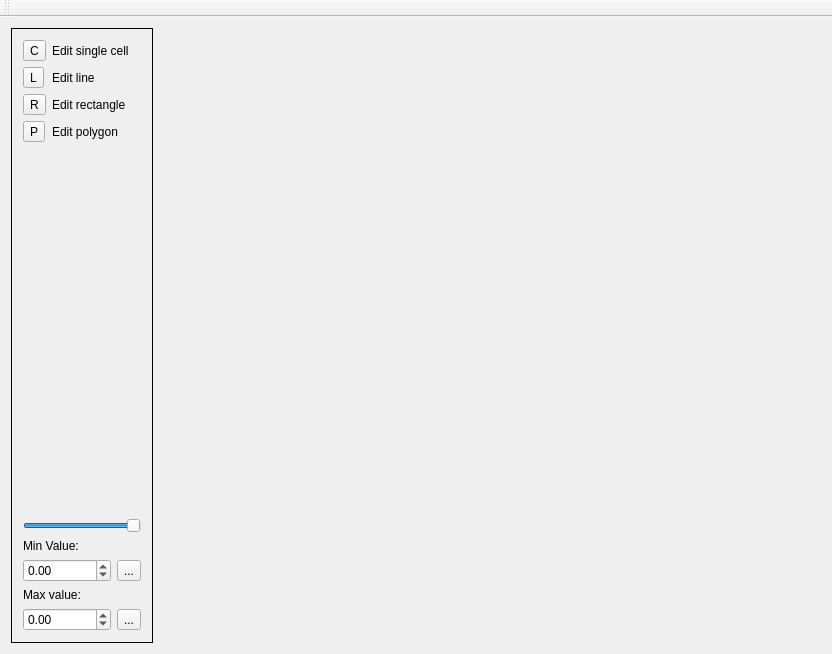
Above: mainwindow.ui from vjetten/MapEdit before the change. Below: the same form after it.
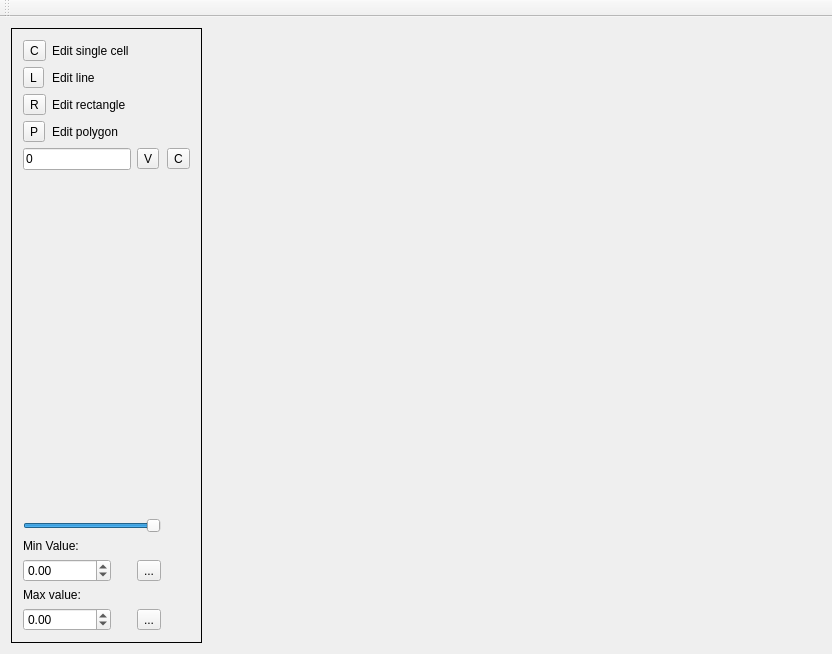
That is the form after the change.

```diff
--- a/mainwindow.ui
+++ b/mainwindow.ui
@@ -30,23 +30,6 @@
        <enum>QFrame::Plain</enum>
       </property>
       <layout class="QGridLayout" name="gridLayout">
-       <item row="0" column="0">
-        <widget class="QToolButton" name="toolButton_editCell">
-         <property name="text">
-          <string>C</string>
-         </property>
-         <property name="checkable">
-          <bool>true</bool>
-         </property>
-        </widget>
-       </item>
-       <item row="0" column="1" colspan="2">
-        <widget class="QLabel" name="label_3">
-         <property name="text">
-          <string>Edit single cell</string>
-         </property>
-        </widget>
-       </item>
        <item row="1" column="0">
         <widget class="QToolButton" name="toolButton_editLine">
          <property name="text">
@@ -57,61 +40,30 @@
          </property>
         </widget>
        </item>
-       <item row="1" column="1" colspan="2">
-        <widget class="QLabel" name="label_4">
+       <item row="8" column="2">
+        <widget class="QToolButton" name="toolButtonResetMin">
          <property name="text">
-          <string>Edit line</string>
+          <string>...</string>
          </property>
         </widget>
        </item>
-       <item row="2" column="0">
-        <widget class="QToolButton" name="toolButton_editRectangle">
-         <property name="text">
-          <string>R</string>
+       <item row="4" column="0" colspan="2">
+        <widget class="QLineEdit" name="lineEdit_Value">
+         <property name="sizePolicy">
+          <sizepolicy hsizetype="Fixed" vsizetype="Fixed">
+           <horstretch>0</horstretch>
+           <verstretch>0</verstretch>
+          </sizepolicy>
          </property>
-         <property name="checkable">
-          <bool>true</bool>
+         <property name="inputMask">
+          <string/>
          </property>
-        </widget>
-       </item>
-       <item row="2" column="1" colspan="2">
-        <widget class="QLabel" name="label_5">
          <property name="text">
-          <string>Edit rectangle</string>
+          <string>0</string>
          </property>
         </widget>
        </item>
-       <item row="3" column="0">
-        <widget class="QToolButton" name="toolButton_editPolygon">
-         <property name="text">
-          <string>P</string>
-         </property>
-         <property name="checkable">
-          <bool>true</bool>
-         </property>
-        </widget>
-       </item>
-       <item row="3" column="1" colspan="2">
-        <widget class="QLabel" name="label_6">
-         <property name="text">
-          <string>Edit polygon</string>
-         </property>
-        </widget>
-       </item>
-       <item row="4" column="0">
-        <spacer name="verticalSpacer">
-         <property name="orientation">
-          <enum>Qt::Vertical</enum>
-         </property>
-         <property name="sizeHint" stdset="0">
-          <size>
-           <width>20</width>
-           <height>40</height>
-          </size>
-         </property>
-        </spacer>
-       </item>
-       <item row="5" column="0" colspan="3">
+       <item row="6" column="0" colspan="3">
         <widget class="QSlider" name="transparency">
          <property name="sizePolicy">
           <sizepolicy hsizetype="Preferred" vsizetype="Fixed">
@@ -133,47 +85,31 @@
          </property>
         </widget>
        </item>
-       <item row="6" column="0" colspan="3">
+       <item row="0" column="0">
+        <widget class="QToolButton" name="toolButton_editCell">
+         <property name="text">
+          <string>C</string>
+         </property>
+         <property name="checkable">
+          <bool>true</bool>
+         </property>
+        </widget>
+       </item>
+       <item row="7" column="0" colspan="3">
         <widget class="QLabel" name="label">
          <property name="text">
           <string>Min Value:</string>
          </property>
         </widget>
        </item>
-       <item row="7" column="0" colspan="2">
-        <widget class="QDoubleSpinBox" name="spinMinV">
-         <property name="sizePolicy">
-          <sizepolicy hsizetype="Fixed" vsizetype="Fixed">
-           <horstretch>0</horstretch>
-           <verstretch>0</verstretch>
-          </sizepolicy>
-         </property>
-         <property name="minimum">
-          <double>-1000000000.000000000000000</double>
-         </property>
-         <property name="maximum">
-          <double>1000000000.000000000000000</double>
-         </property>
-         <property name="singleStep">
-          <double>0.010000000000000</double>
-         </property>
-        </widget>
-       </item>
-       <item row="7" column="2">
-        <widget class="QToolButton" name="toolButtonResetMin">
-         <property name="text">
-          <string>...</string>
-         </property>
-        </widget>
-       </item>
-       <item row="8" column="0" colspan="3">
+       <item row="9" column="0" colspan="3">
         <widget class="QLabel" name="label_2">
          <property name="text">
           <string>Max value:</string>
          </property>
         </widget>
        </item>
-       <item row="9" column="0" colspan="2">
+       <item row="10" column="0" colspan="2">
         <widget class="QDoubleSpinBox" name="spinMaxV">
          <property name="sizePolicy">
           <sizepolicy hsizetype="Fixed" vsizetype="Fixed">
@@ -192,13 +128,107 @@
          </property>
         </widget>
        </item>
-       <item row="9" column="2">
+       <item row="10" column="2">
         <widget class="QToolButton" name="toolButtonResetMax">
          <property name="text">
           <string>...</string>
          </property>
         </widget>
        </item>
+       <item row="4" column="2">
+        <widget class="QToolButton" name="toolButton">
+         <property name="text">
+          <string>V</string>
+         </property>
+        </widget>
+       </item>
+       <item row="8" column="0" colspan="2">
+        <widget class="QDoubleSpinBox" name="spinMinV">
+         <property name="sizePolicy">
+          <sizepolicy hsizetype="Fixed" vsizetype="Fixed">
+           <horstretch>0</horstretch>
+           <verstretch>0</verstretch>
+          </sizepolicy>
+         </property>
+         <property name="minimum">
+          <double>-1000000000.000000000000000</double>
+         </property>
+         <property name="maximum">
+          <double>1000000000.000000000000000</double>
+         </property>
+         <property name="singleStep">
+          <double>0.010000000000000</double>
+         </property>
+        </widget>
+       </item>
+       <item row="5" column="0">
+        <spacer name="verticalSpacer">
+         <property name="orientation">
+          <enum>Qt::Vertical</enum>
+         </property>
+         <property name="sizeHint" stdset="0">
+          <size>
+           <width>20</width>
+           <height>40</height>
+          </size>
+         </property>
+        </spacer>
+       </item>
+       <item row="3" column="0">
+        <widget class="QToolButton" name="toolButton_editPolygon">
+         <property name="text">
+          <string>P</string>
+         </property>
+         <property name="checkable">
+          <bool>true</bool>
+         </property>
+        </widget>
+       </item>
+       <item row="2" column="0">
+        <widget class="QToolButton" name="toolButton_editRectangle">
+         <property name="text">
+          <string>R</string>
+         </property>
+         <property name="checkable">
+          <bool>true</bool>
+         </property>
+        </widget>
+       </item>
+       <item row="4" column="3">
+        <widget class="QToolButton" name="toolButton_2">
+         <property name="text">
+          <string>C</string>
+         </property>
+        </widget>
+       </item>
+       <item row="3" column="1" colspan="3">
+        <widget class="QLabel" name="label_6">
+         <property name="text">
+          <string>Edit polygon</string>
+         </property>
+        </widget>
+       </item>
+       <item row="2" column="1" colspan="3">
+        <widget class="QLabel" name="label_5">
+         <property name="text">
+          <string>Edit rectangle</string>
+         </property>
+        </widget>
+       </item>
+       <item row="1" column="1" colspan="3">
+        <widget class="QLabel" name="label_4">
+         <property name="text">
+          <string>Edit line</string>
+         </property>
+        </widget>
+       </item>
+       <item row="0" column="1" colspan="3">
+        <widget class="QLabel" name="label_3">
+         <property name="text">
+          <string>Edit single cell</string>
+         </property>
+        </widget>
+       </item>
       </layout>
      </widget>
     </item>
```
